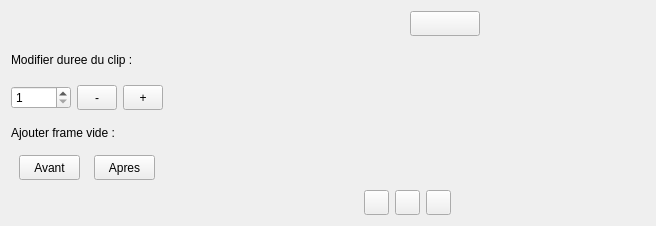
stopmotionimac/tweedy, file src/tweedy/gui/timeline/TimeLineUi.ui: the form before one commit.
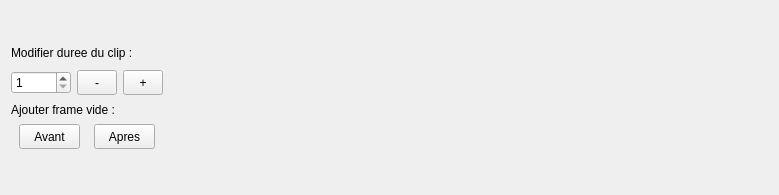
The form after the commit.

Diff of the .ui file:
```diff
--- a/src/tweedy/gui/timeline/TimeLineUi.ui
+++ b/src/tweedy/gui/timeline/TimeLineUi.ui
@@ -6,8 +6,8 @@
    <rect>
     <x>0</x>
     <y>0</y>
-    <width>656</width>
-    <height>226</height>
+    <width>779</width>
+    <height>195</height>
    </rect>
   </property>
   <property name="maximumSize">
@@ -25,7 +25,7 @@
   <property name="windowTitle">
    <string>Timeline</string>
   </property>
-  <layout class="QHBoxLayout" name="horizontalLayout_3">
+  <layout class="QHBoxLayout" name="horizontalLayout">
    <item>
     <layout class="QVBoxLayout" name="verticalLayout">
      <item>
@@ -174,203 +174,20 @@
     </layout>
    </item>
    <item>
-    <layout class="QVBoxLayout" name="verticalLayout_2">
-     <item>
-      <layout class="QHBoxLayout" name="horizontalLayout_2">
-       <item>
-        <spacer name="horizontalSpacer_3">
-         <property name="orientation">
-          <enum>Qt::Horizontal</enum>
-         </property>
-         <property name="sizeHint" stdset="0">
-          <size>
-           <width>40</width>
-           <height>20</height>
-          </size>
-         </property>
-        </spacer>
-       </item>
-       <item>
-        <widget class="QLabel" name="time">
-         <property name="minimumSize">
-          <size>
-           <width>70</width>
-           <height>25</height>
-          </size>
-         </property>
-         <property name="maximumSize">
-          <size>
-           <width>70</width>
-           <height>25</height>
-          </size>
-         </property>
-         <property name="layoutDirection">
-          <enum>Qt::LeftToRight</enum>
-         </property>
-         <property name="text">
-          <string/>
-         </property>
-         <property name="alignment">
-          <set>Qt::AlignCenter</set>
-         </property>
-        </widget>
-       </item>
-       <item>
-        <widget class="QToolButton" name="zeroButton">
-         <property name="minimumSize">
-          <size>
-           <width>70</width>
-           <height>25</height>
-          </size>
-         </property>
-         <property name="maximumSize">
-          <size>
-           <width>70</width>
-           <height>25</height>
-          </size>
-         </property>
-         <property name="text">
-          <string/>
-         </property>
-        </widget>
-       </item>
-       <item>
-        <spacer name="horizontalSpacer_4">
-         <property name="orientation">
-          <enum>Qt::Horizontal</enum>
-         </property>
-         <property name="sizeHint" stdset="0">
-          <size>
-           <width>40</width>
-           <height>20</height>
-          </size>
-         </property>
-        </spacer>
-       </item>
-      </layout>
-     </item>
-     <item>
-      <widget class="QWidget" name="widgetContentTable" native="true">
-       <property name="minimumSize">
-        <size>
-         <width>100</width>
-         <height>140</height>
-        </size>
-       </property>
-       <property name="baseSize">
-        <size>
-         <width>10000</width>
-         <height>150</height>
-        </size>
-       </property>
-      </widget>
-     </item>
-     <item>
-      <layout class="QHBoxLayout" name="horizontalLayout">
-       <item>
-        <spacer name="horizontalSpacer">
-         <property name="orientation">
-          <enum>Qt::Horizontal</enum>
-         </property>
-         <property name="sizeHint" stdset="0">
-          <size>
-           <width>40</width>
-           <height>20</height>
-          </size>
-         </property>
-        </spacer>
-       </item>
-       <item>
-        <widget class="QToolButton" name="prevButton">
-         <property name="minimumSize">
-          <size>
-           <width>25</width>
-           <height>25</height>
-          </size>
-         </property>
-         <property name="maximumSize">
-          <size>
-           <width>25</width>
-           <height>25</height>
-          </size>
-         </property>
-         <property name="text">
-          <string/>
-         </property>
-         <property name="iconSize">
-          <size>
-           <width>25</width>
-           <height>25</height>
-          </size>
-         </property>
-        </widget>
-       </item>
-       <item>
-        <widget class="QToolButton" name="playPauseButton">
-         <property name="minimumSize">
-          <size>
-           <width>25</width>
-           <height>25</height>
-          </size>
-         </property>
-         <property name="maximumSize">
-          <size>
-           <width>25</width>
-           <height>25</height>
-          </size>
-         </property>
-         <property name="text">
-          <string/>
-         </property>
-         <property name="iconSize">
-          <size>
-           <width>25</width>
-           <height>25</height>
-          </size>
-         </property>
-        </widget>
-       </item>
-       <item>
-        <widget class="QToolButton" name="nextButton">
-         <property name="minimumSize">
-          <size>
-           <width>25</width>
-           <height>25</height>
-          </size>
-         </property>
-         <property name="maximumSize">
-          <size>
-           <width>25</width>
-           <height>25</height>
-          </size>
-         </property>
-         <property name="text">
-          <string/>
-         </property>
-         <property name="iconSize">
-          <size>
-           <width>25</width>
-           <height>25</height>
-          </size>
-         </property>
-        </widget>
-       </item>
-       <item>
-        <spacer name="horizontalSpacer_2">
-         <property name="orientation">
-          <enum>Qt::Horizontal</enum>
-         </property>
-         <property name="sizeHint" stdset="0">
-          <size>
-           <width>40</width>
-           <height>20</height>
-          </size>
-         </property>
-        </spacer>
-       </item>
-      </layout>
-     </item>
-    </layout>
+    <widget class="QWidget" name="widgetContentTable" native="true">
+     <property name="minimumSize">
+      <size>
+       <width>100</width>
+       <height>140</height>
+      </size>
+     </property>
+     <property name="baseSize">
+      <size>
+       <width>10000</width>
+       <height>150</height>
+      </size>
+     </property>
+    </widget>
    </item>
   </layout>
  </widget>
```
